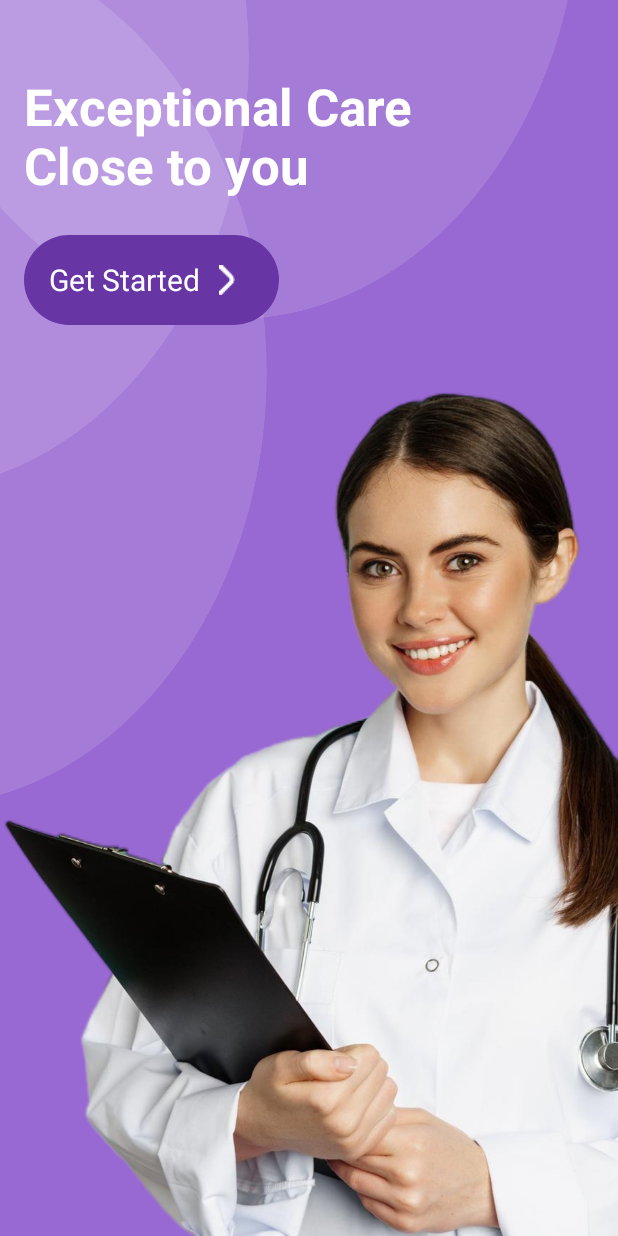
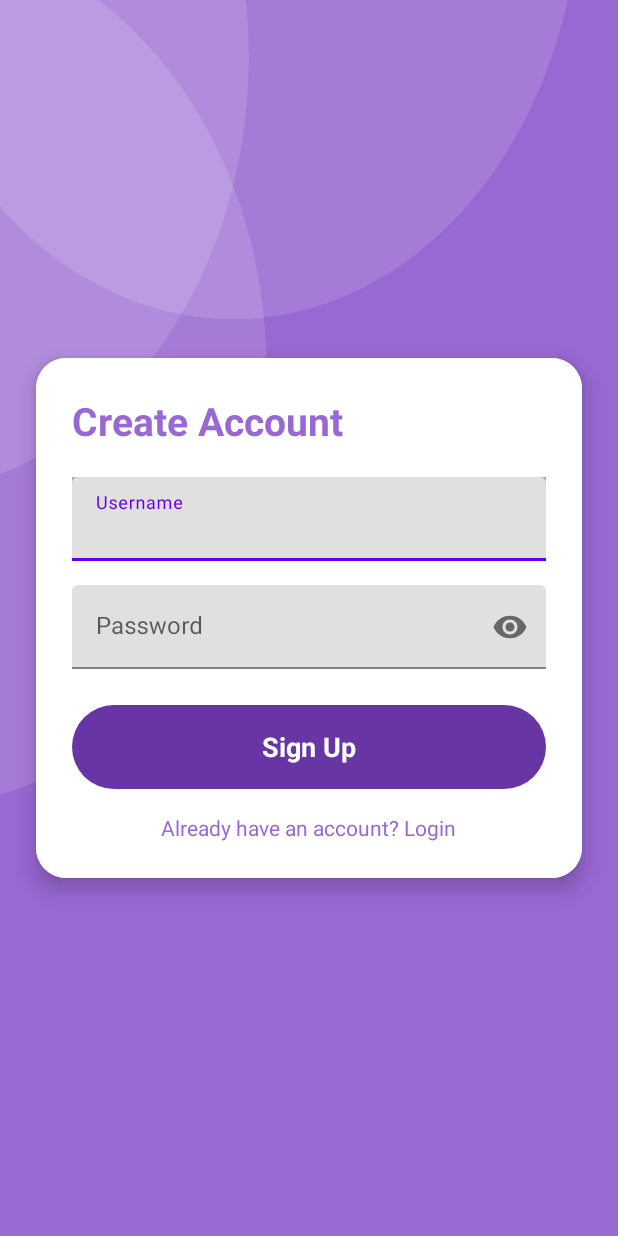
Before and after one commit to ishiniamanda/DocSchedule-App, an Android app built with Jetpack Compose: the screen it shows after launch (IntroActivity before the commit, SignupActivity after it), on a phone screen of 412 x 824 dp. Run offline under Robolectric (Android 15) with nearby library versions, the phone set to English and light mode, and no system bars; our stand-ins replace Firebase (no records; nobody signed in at launch, a user with empty details on screens opened directly).

Commit message:
finalized the signup and login

```diff
--- /dev/null
+++ b/app/src/main/java/com/nibm/docschedule/SignupActivity.kt
@@ -0,0 +1,71 @@
+package com.nibm.docschedule
+
+import android.content.Intent
+import android.os.Bundle
+import android.widget.Toast
+import androidx.appcompat.app.AppCompatActivity
+import com.google.firebase.auth.FirebaseAuth
+import com.google.firebase.database.FirebaseDatabase
+import com.nibm.docschedule.databinding.ActivitySignupBinding
+
+class SignupActivity : AppCompatActivity() {
+
+    private lateinit var binding: ActivitySignupBinding
+    private lateinit var auth: FirebaseAuth
+
+    override fun onCreate(savedInstanceState: Bundle?) {
+        super.onCreate(savedInstanceState)
+
+        binding = ActivitySignupBinding.inflate(layoutInflater)
+        setContentView(binding.root)
+
+        auth = FirebaseAuth.getInstance()
+
+        binding.btnSignup.setOnClickListener {
+
+            val email = binding.etUsername.text.toString().trim()
+            val password = binding.etPassword.text.toString().trim()
+
+            if (email.isEmpty() || password.isEmpty()) {
+                Toast.makeText(this, "Please fill all fields", Toast.LENGTH_SHORT).show()
+                return@setOnClickListener
+            }
+
+            // CREATE USER IN FIREBASE AUTH
+            auth.createUserWithEmailAndPassword(email, password)
+                .addOnCompleteListener { task ->
+
+                    if (task.isSuccessful) {
+
+                        // SAVE USER DATA IN DATABASE (OPTIONAL)
+                        val uid = auth.currentUser!!.uid
+                        val userMap = HashMap<String, Any>()
+                        userMap["email"] = email
+
+                        FirebaseDatabase.getInstance()
+                            .getReference("users")
+                            .child(uid)
+                            .setValue(userMap)
+
+                        Toast.makeText(this, "Account created", Toast.LENGTH_SHORT).show()
+
+                        // GO TO LOGIN
+                        startActivity(Intent(this, LoginActivity::class.java))
+                        finish()
+
+                    } else {
+                        Toast.makeText(
+                            this,
+                            task.exception?.message ?: "Signup failed",
+                            Toast.LENGTH_LONG
+                        ).show()
+                    }
+                }
+        }
+
+        // ALREADY HAVE ACCOUNT → LOGIN
+        binding.tvLogin.setOnClickListener {
+            startActivity(Intent(this, LoginActivity::class.java))
+        }
+    }
+}
--- a/app/src/main/res/layout/activity_main.xml
+++ b/app/src/main/res/layout/activity_main.xml
@@ -241,6 +241,7 @@
                     android:layout_width="0dp"
                     android:layout_height="match_parent"
                     android:layout_weight="0.25"
+                    android:background="@color/white"
                     android:orientation="vertical">
 
                     <ImageView
@@ -268,6 +269,7 @@
                     android:layout_width="0dp"
                     android:layout_height="match_parent"
                     android:layout_weight="0.25"
+                    android:background="@color/white"
                     android:orientation="vertical">
 
                     <ImageView
@@ -293,6 +295,7 @@
                     android:layout_width="0dp"
                     android:layout_height="match_parent"
                     android:layout_weight="0.25"
+                    android:background="@color/white"
                     android:orientation="vertical">
 
                     <ImageView
@@ -318,6 +321,7 @@
                     android:layout_width="0dp"
                     android:layout_height="match_parent"
                     android:layout_weight="0.25"
+                    android:background="@color/white"
                     android:orientation="vertical">
 
                     <ImageView
--- /dev/null
+++ b/app/src/main/res/layout/activity_signup.xml
@@ -0,0 +1,127 @@
+<?xml version="1.0" encoding="utf-8"?>
+<RelativeLayout xmlns:android="http://schemas.android.com/apk/res/android"
+    xmlns:app="http://schemas.android.com/apk/res-auto"
+    android:layout_width="match_parent"
+    android:layout_height="match_parent"
+    android:background="@color/purple">
+
+    <!-- TOP HALO BACKGROUND (same as intro) -->
+    <ImageView
+        android:id="@+id/halo_bg"
+        android:layout_width="match_parent"
+        android:layout_height="wrap_content"
+        android:src="@drawable/white_halo"
+        android:scaleType="fitXY"
+        android:layout_alignParentTop="true" />
+
+    <!-- SIGN UP CARD -->
+    <androidx.cardview.widget.CardView
+        android:id="@+id/signup_card"
+        android:layout_width="match_parent"
+        android:layout_height="wrap_content"
+        android:layout_margin="24dp"
+        android:layout_centerInParent="true"
+        app:cardCornerRadius="20dp"
+        app:cardElevation="8dp">
+
+        <LinearLayout
+            android:layout_width="match_parent"
+            android:layout_height="wrap_content"
+            android:background="@color/white"
+            android:orientation="vertical"
+            android:padding="24dp">
+
+            <!-- TITLE -->
+            <TextView
+                android:layout_width="wrap_content"
+                android:layout_height="wrap_content"
+                android:text="Create Account"
+                android:textColor="@color/purple"
+                android:textSize="26sp"
+                android:textStyle="bold" />
+
+            <Space
+                android:layout_width="0dp"
+                android:layout_height="20dp" />
+
+            <!-- USERNAME -->
+            <com.google.android.material.textfield.TextInputLayout
+                android:layout_width="match_parent"
+                android:layout_height="wrap_content"
+                android:background="@color/gray"
+                android:hint="Username">
+
+                <com.google.android.material.textfield.TextInputEditText
+                    android:id="@+id/etUsername"
+                    android:layout_width="match_parent"
+                    android:layout_height="wrap_content" />
+            </com.google.android.material.textfield.TextInputLayout>
+
+            <Space
+                android:layout_width="0dp"
+                android:layout_height="16dp" />
+
+            <!-- PASSWORD -->
+            <com.google.android.material.textfield.TextInputLayout
+                android:layout_width="match_parent"
+                android:layout_height="wrap_content"
+                android:hint="Password"
+                app:passwordToggleEnabled="true">
+
+                <com.google.android.material.textfield.TextInputEditText
+                    android:id="@+id/etPassword"
+                    android:layout_width="match_parent"
+                    android:layout_height="wrap_content"
+                    android:inputType="textPassword" />
+            </com.google.android.material.textfield.TextInputLayout>
+
+            <Space
+                android:layout_width="0dp"
+                android:layout_height="24dp" />
+
+            <!-- SIGN UP BUTTON -->
+            <LinearLayout
+                android:id="@+id/btnSignup"
+                android:layout_width="match_parent"
+                android:layout_height="56dp"
+                android:background="@drawable/rounded_button_darkpurple"
+                android:gravity="center">
+
+                <TextView
+                    android:layout_width="wrap_content"
+                    android:layout_height="wrap_content"
+                    android:text="Sign Up"
+                    android:textColor="@android:color/white"
+                    android:textSize="18sp"
+                    android:textStyle="bold" />
+            </LinearLayout>
+
+            <Space
+                android:layout_width="0dp"
+                android:layout_height="16dp" />
+
+            <!-- LOGIN TEXT -->
+            <TextView
+                android:id="@+id/tvLogin"
+                android:layout_width="wrap_content"
+                android:layout_height="wrap_content"
+                android:layout_gravity="center"
+                android:text="Already have an account? Login"
+                android:textColor="@color/purple"
+                android:textSize="14sp" />
+
+        </LinearLayout>
+
+    </androidx.cardview.widget.CardView>
+
+    <!-- DOCTOR IMAGE BOTTOM (same as intro) -->
+<!--    <ImageView-->
+<!--        android:id="@+id/doctor_image"-->
+<!--        android:layout_width="match_parent"-->
+<!--        android:layout_height="wrap_content"-->
+<!--        android:src="@drawable/intro_women"-->
+<!--        android:adjustViewBounds="true"-->
+<!--        android:scaleType="fitCenter"-->
+<!--        android:layout_alignParentBottom="true" />-->
+
+</RelativeLayout>
--- a/gradle/libs.versions.toml
+++ b/gradle/libs.versions.toml
@@ -15,6 +15,7 @@ material = "1.13.0"
 activity = "1.12.0"
 constraintlayout = "2.2.1"
 recyclerview = "1.4.0"
+firebaseAuthKtx = "24.0.1"
 
 [libraries]
 androidx-core-ktx = { group = "androidx.core", name = "core-ktx", version.ref = "coreKtx" }
@@ -37,6 +38,7 @@ material = { group = "com.google.android.material", name = "material", version.r
 androidx-activity = { group = "androidx.activity", name = "activity", version.ref = "activity" }
 androidx-constraintlayout = { group = "androidx.constraintlayout", name = "constraintlayout", version.ref = "constraintlayout" }
 androidx-recyclerview = { group = "androidx.recyclerview", name = "recyclerview", version.ref = "recyclerview" }
+firebase-auth-ktx = { group = "com.google.firebase", name = "firebase-auth-ktx", version.ref = "firebaseAuthKtx" }
 
 [plugins]
 android-application = { id = "com.android.application", version.ref = "agp" }
```
Also changed, not shown: app/build.gradle.kts (+12 -1 lines), app/src/main/AndroidManifest.xml (+18 -5 lines), app/src/main/java/com/nibm/docschedule/LoginActivity.kt (added, +61 -0 lines), app/src/main/res/drawable/edittext_border.xml (added, +12 -0 lines), app/src/main/res/drawable/ic_baseline_email_24.xml (added, +9 -0 lines), app/src/main/res/drawable/ic_baseline_lock_24.xml (added, +9 -0 lines), app/src/main/res/drawable/ic_baseline_person_24.xml (added, +9 -0 lines), app/src/main/res/drawable/ic_baseline_person_pin_24.xml (added, +9 -0 lines), app/src/main/res/layout/activity_login.xml (added, +134 -0 lines), app/src/main/res/layout/viewholder_top_doctor2.xml (+4 -3 lines), 1 other file.
